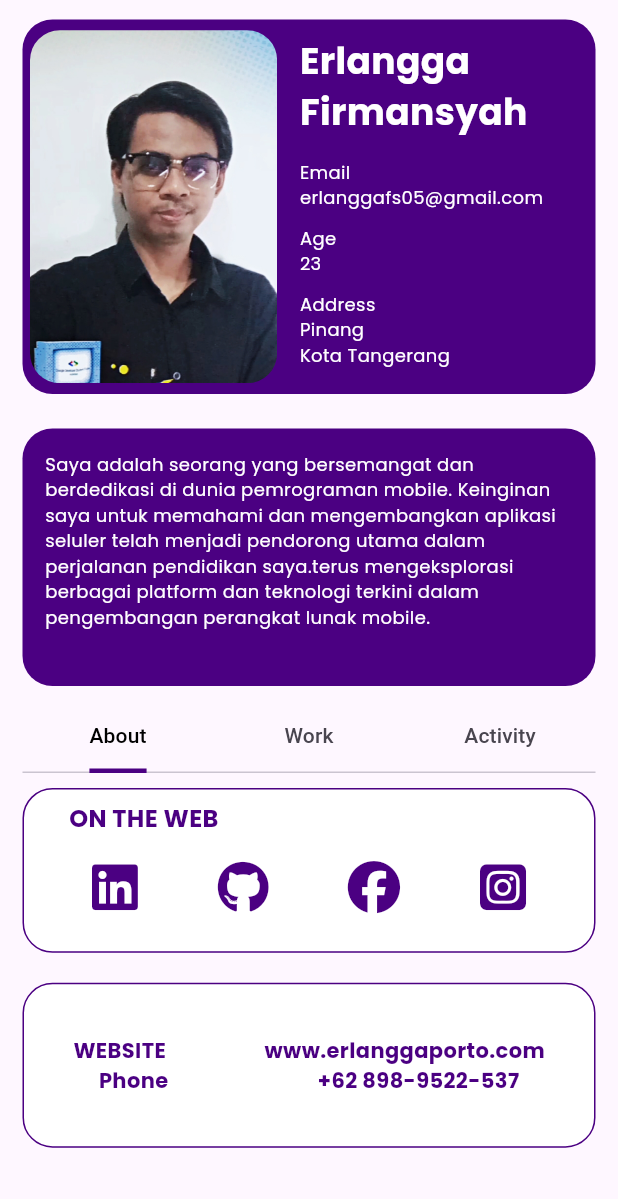
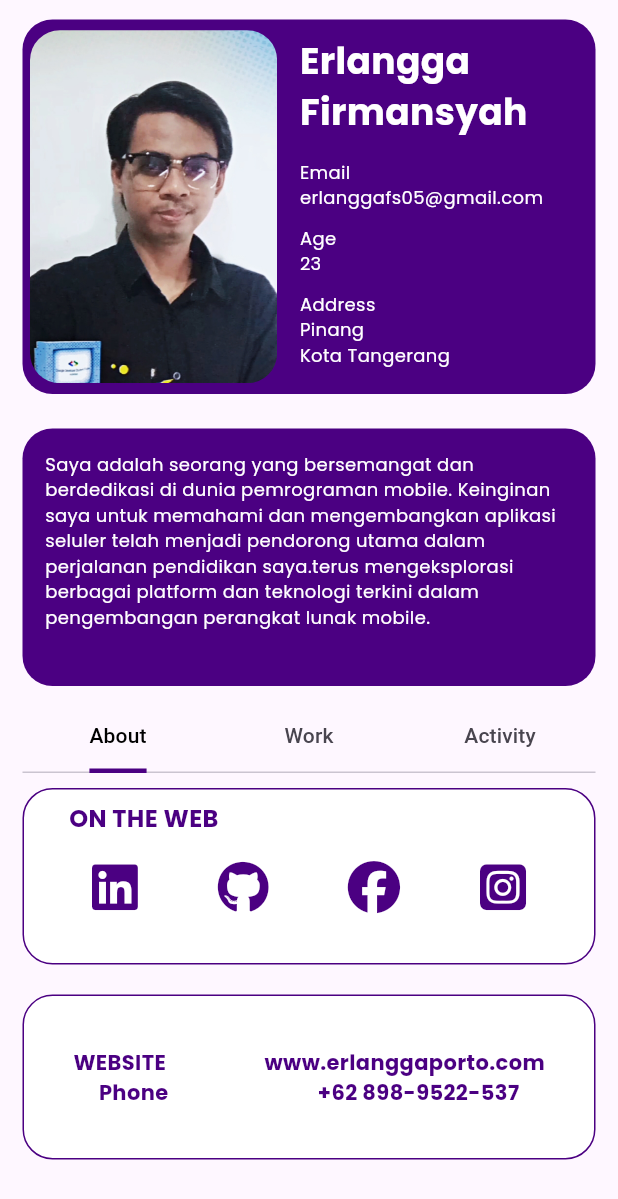
Before and after one commit to erlanggafs/hello_erlangga_app, a Flutter app: the screen it shows after launch, on a phone screen of 412 x 824 dp. Shown: the top 1199 px of the screen. Run offline on Flutter 3.47's test engine with Material 3 defaults, Android fonts, the phone set to English and light mode, and no system bars; our stand-ins replace flutter_social_button, font_awesome_flutter, gap, google_fonts, webview_flutter.

Commit message:
ubah overflow bottom

```diff
--- a/lib/home_page.dart
+++ b/lib/home_page.dart
@@ -202,7 +202,7 @@ class _HomePageState extends State<HomePage>
                   // ),
                   const Gap(10),
                   Container(
-                    height: MediaQuery.of(context).size.height / 7.5,
+                    height: MediaQuery.of(context).size.height / 7,
                     width: MediaQuery.of(context).size.width,
                     decoration: BoxDecoration(
                       border: Border.all(
@@ -211,6 +211,8 @@ class _HomePageState extends State<HomePage>
                       color: Colors.white,
                       borderRadius: BorderRadius.circular(20),
                     ),
+                    child: SingleChildScrollView(
+                      scrollDirection: Axis.vertical,
                       child: Column(
                         crossAxisAlignment: CrossAxisAlignment.start,
                         children: [
@@ -247,7 +249,8 @@ class _HomePageState extends State<HomePage>
                                   Navigator.push(
                                       context,
                                       MaterialPageRoute(
-                                      builder: (context) => const githubPage(),
+                                        builder: (context) =>
+                                            const githubPage(),
                                       ));
                                 },
                                 icon: const FaIcon(FontAwesomeIcons.github),
@@ -277,6 +280,7 @@ class _HomePageState extends State<HomePage>
                             ],
                           ),
                         ],
+                      ),
                     ),
                   ),
                   const Gap(20),
```
Lines whose indentation alone changed are shown as unchanged.
